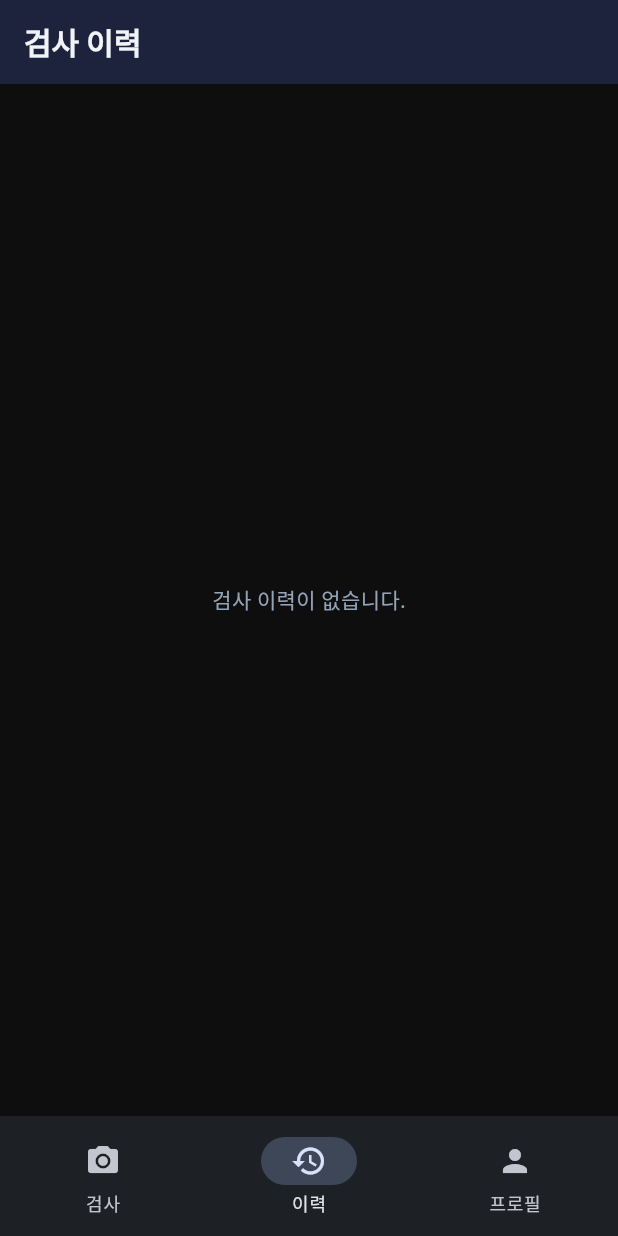
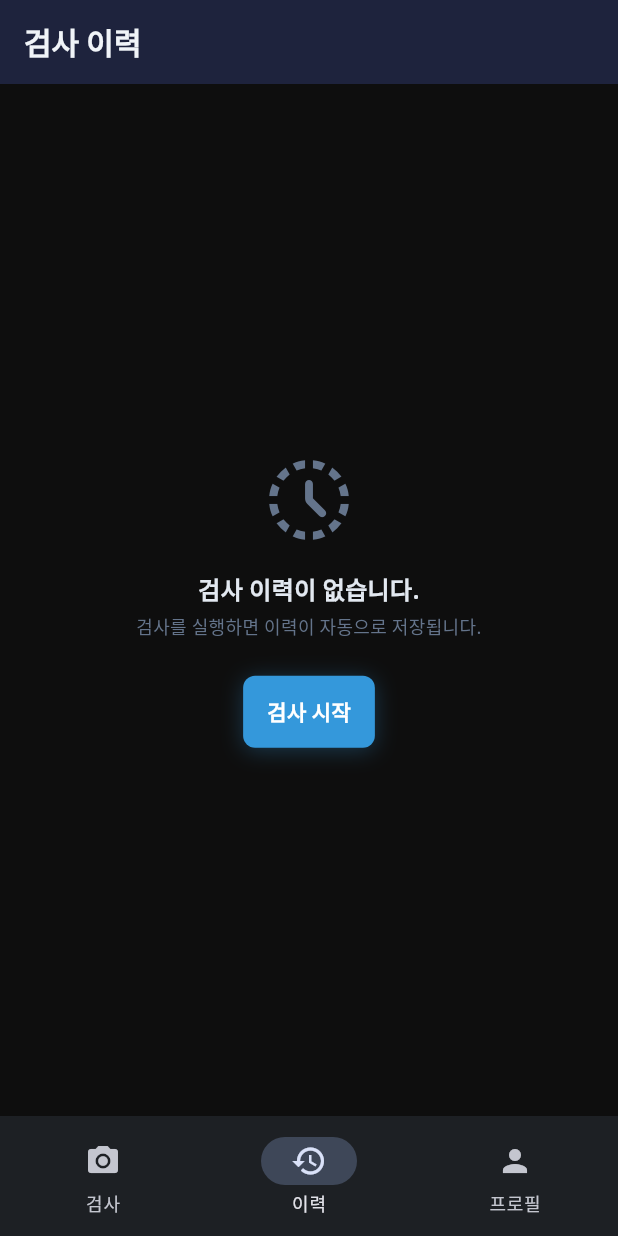
Before and after one commit to zldnlto/SIREN, a Flutter app: the HistoryListScreen screen opened by its route, on a phone screen of 412 x 824 dp. Run offline on Flutter 3.47's test engine with Material 3 defaults, Android fonts, the phone set to English and light mode, and no system bars; our stand-ins replace cached_network_image, dio, flutter_riverpod, flutter_secure_storage, go_router, google_fonts; accounts and stored records are empty.

Commit message:
feat(app): 화면 전환 트랜지션 + EmptyState 위젯 #159
- router: GoRoute builder → pageBuilder + CustomTransitionPage
  - 250ms ease-out fade + slide(3%) 전환, 200ms reverse
- history_list_screen: 빈 목록 _EmptyState 위젯 (아이콘+제목+설명+검사시작 버튼)

Co-Authored-By: Claude Sonnet 4.6 <noreply@anthropic.com>

```diff
--- a/app/lib/core/router.dart
+++ b/app/lib/core/router.dart
@@ -9,13 +9,35 @@ import '../screens/history_list_screen.dart';
 import '../screens/history_detail_screen.dart';
 import '../screens/profile_screen.dart';
 
+Page<T> _fadeSlidePage<T>(GoRouterState state, Widget child) {
+  return CustomTransitionPage<T>(
+    key: state.pageKey,
+    child: child,
+    transitionDuration: const Duration(milliseconds: 250),
+    reverseTransitionDuration: const Duration(milliseconds: 200),
+    transitionsBuilder: (context, animation, _, child) {
+      final curved = CurvedAnimation(parent: animation, curve: Curves.easeOut);
+      return FadeTransition(
+        opacity: curved,
+        child: SlideTransition(
+          position: Tween<Offset>(
+            begin: const Offset(0.03, 0),
+            end: Offset.zero,
+          ).animate(curved),
+          child: child,
+        ),
+      );
+    },
+  );
+}
+
 final appRouter = GoRouter(
   initialLocation: '/login',
   routes: [
     GoRoute(
       path: '/login',
       name: 'login',
-      builder: (_, __) => const LoginScreen(),
+      pageBuilder: (_, state) => _fadeSlidePage(state, const LoginScreen()),
     ),
     ShellRoute(
       builder: (context, state, child) => MainShell(child: child),
@@ -23,27 +45,30 @@ final appRouter = GoRouter(
         GoRoute(
           path: '/home',
           name: 'home',
-          builder: (_, __) => const HomeScreen(),
+          pageBuilder: (_, state) => _fadeSlidePage(state, const HomeScreen()),
           routes: [
             GoRoute(
               path: 'progress',
               name: 'progress',
-              builder: (_, state) => InspectionProgressScreen(
-                inspectionId: state.extra as String,
+              pageBuilder: (_, state) => _fadeSlidePage(
+                state,
+                InspectionProgressScreen(inspectionId: state.extra as String),
               ),
             ),
             GoRoute(
               path: 'result/defect',
               name: 'result-defect',
-              builder: (_, state) => DefectResultScreen(
-                inspectionId: state.extra as String,
+              pageBuilder: (_, state) => _fadeSlidePage(
+                state,
+                DefectResultScreen(inspectionId: state.extra as String),
               ),
             ),
             GoRoute(
               path: 'result/normal',
               name: 'result-normal',
-              builder: (_, state) => NormalResultScreen(
-                inspectionId: state.extra as String,
+              pageBuilder: (_, state) => _fadeSlidePage(
+                state,
+                NormalResultScreen(inspectionId: state.extra as String),
               ),
             ),
           ],
@@ -51,13 +76,17 @@ final appRouter = GoRouter(
         GoRoute(
           path: '/history',
           name: 'history',
-          builder: (_, __) => const HistoryListScreen(),
+          pageBuilder: (_, state) =>
+              _fadeSlidePage(state, const HistoryListScreen()),
           routes: [
             GoRoute(
               path: ':id',
               name: 'history-detail',
-              builder: (_, state) => HistoryDetailScreen(
-                inspectionId: state.pathParameters['id']!,
+              pageBuilder: (_, state) => _fadeSlidePage(
+                state,
+                HistoryDetailScreen(
+                  inspectionId: state.pathParameters['id']!,
+                ),
               ),
             ),
           ],
@@ -65,7 +94,8 @@ final appRouter = GoRouter(
         GoRoute(
           path: '/profile',
           name: 'profile',
-          builder: (_, __) => const ProfileScreen(),
+          pageBuilder: (_, state) =>
+              _fadeSlidePage(state, const ProfileScreen()),
         ),
       ],
     ),
--- a/app/lib/screens/history_list_screen.dart
+++ b/app/lib/screens/history_list_screen.dart
@@ -29,14 +29,7 @@ class HistoryListScreen extends ConsumerWidget {
       ),
       body: historyAsync.when(
         data: (list) => list.isEmpty
-            ? Center(
-                child: Text(
-                  '검사 이력이 없습니다.',
-                  style: AppTextStyles.bodyMd.copyWith(
-                    color: AppColors.onSurfaceVariant,
-                  ),
-                ),
-              )
+            ? _EmptyState(onAction: () => context.go('/home'))
             : ListView.separated(
                 padding: const EdgeInsets.all(AppSpacing.md),
                 itemCount: list.length,
@@ -70,6 +63,46 @@ class HistoryListScreen extends ConsumerWidget {
               ),
             ],
           ),
+        ),
+      ),
+    );
+  }
+}
+
+class _EmptyState extends StatelessWidget {
+  const _EmptyState({required this.onAction});
+  final VoidCallback onAction;
+
+  @override
+  Widget build(BuildContext context) {
+    return Center(
+      child: Padding(
+        padding: const EdgeInsets.all(AppSpacing.xl),
+        child: Column(
+          mainAxisSize: MainAxisSize.min,
+          children: [
+            const Icon(
+              Icons.history_toggle_off_rounded,
+              size: 64,
+              color: AppColors.onSurfaceMuted,
+            ),
+            const SizedBox(height: AppSpacing.md),
+            Text('검사 이력이 없습니다.', style: AppTextStyles.titleSm),
+            const SizedBox(height: AppSpacing.xs),
+            Text(
+              '검사를 실행하면 이력이 자동으로 저장됩니다.',
+              style: AppTextStyles.bodySm.copyWith(
+                color: AppColors.onSurfaceMuted,
+              ),
+              textAlign: TextAlign.center,
+            ),
+            const SizedBox(height: AppSpacing.lg),
+            SirenButton(
+              label: '검사 시작',
+              size: SirenButtonSize.md,
+              onPressed: onAction,
+            ),
+          ],
         ),
       ),
     );
```
Also changed, not shown: 1 other file.
